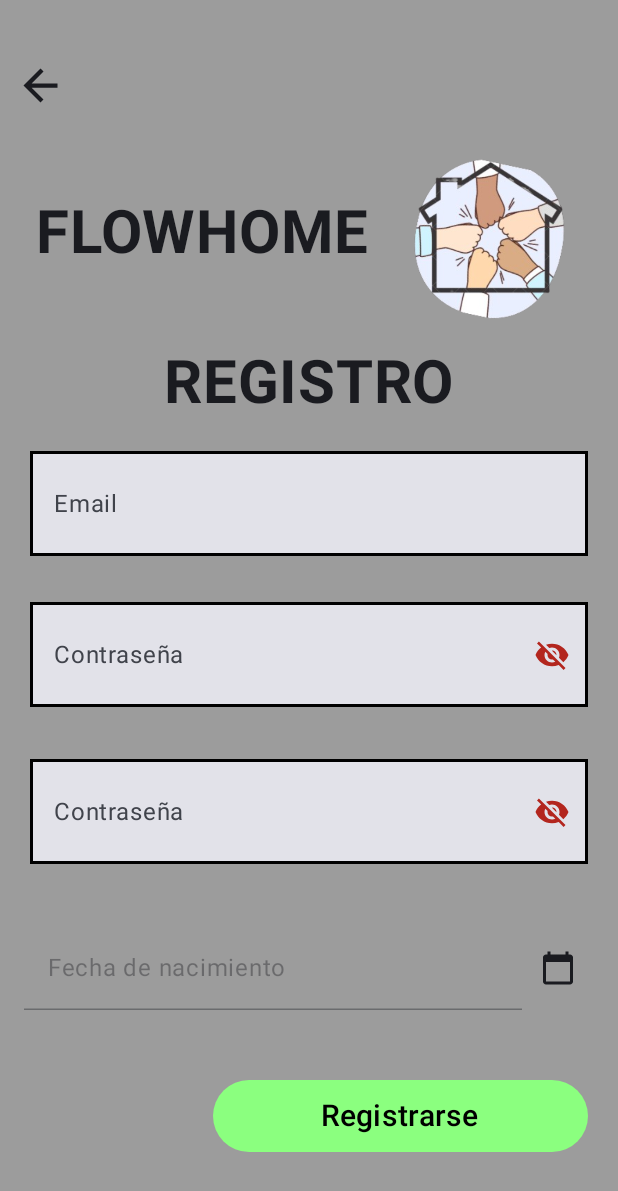
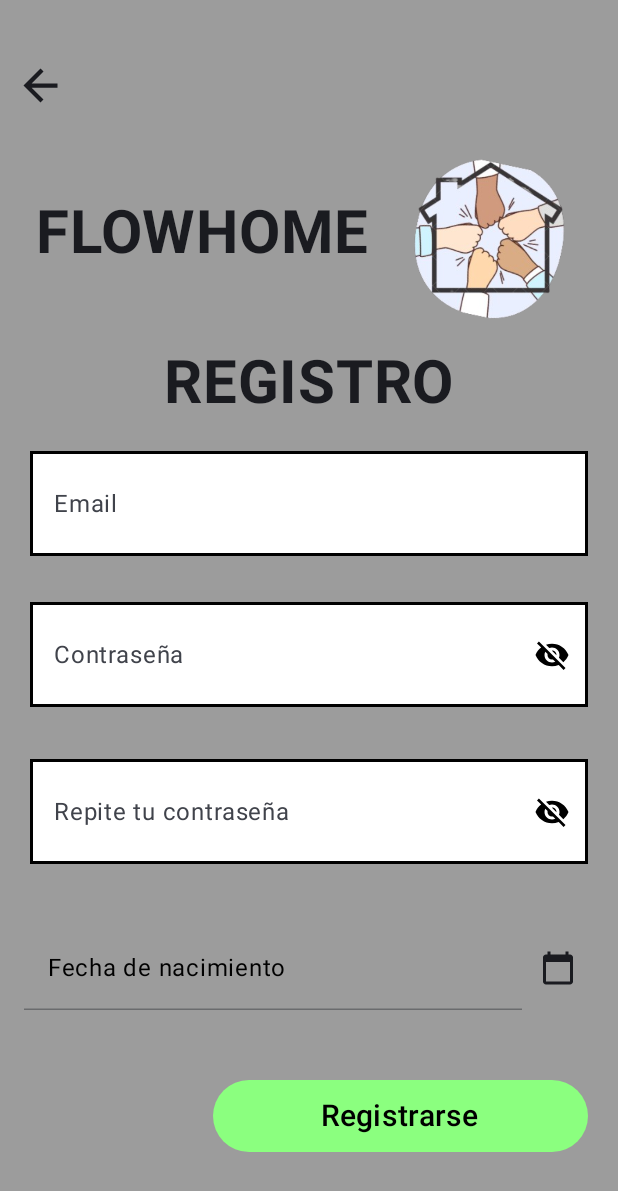
Before and after one commit to amiroucha/TFGdam, an Android app built with Jetpack Compose: the RegisterScreen screen opened through its navigation route, on a phone screen of 412 x 824 dp. Shown: the top 1191 px of the screen. Run offline under Robolectric (Android 15) with nearby library versions, the light colour scheme and no system bars; our stand-ins replace Firebase (no records; nobody signed in at launch, a user with empty details on screens opened directly).

Commit message:
diseño arreglado, falta logica

```diff
--- a/app/src/main/java/com/example/tfg_1/ui/ui/LoginScreen.kt
+++ b/app/src/main/java/com/example/tfg_1/ui/ui/LoginScreen.kt
@@ -243,8 +243,8 @@ fun PasswordField(password: String, error: String?, onTextFieldChanged: (String)
             },
             colors = TextFieldDefaults.colors(
                 focusedTextColor = colorResource(id = R.color.white),
+                unfocusedTextColor = colorResource(id = R.color.black),
                 focusedContainerColor = colorResource(id = R.color.black),
-                unfocusedTextColor = colorResource(id = R.color.black),
                 unfocusedContainerColor = colorResource(id = R.color.white),
                 errorIndicatorColor = colorResource(id = R.color.red)
             )
--- a/app/src/main/java/com/example/tfg_1/ui/ui/RegisterScreen.kt
+++ b/app/src/main/java/com/example/tfg_1/ui/ui/RegisterScreen.kt
@@ -191,9 +191,11 @@ fun EmailFieldReg(email: String,error: String?, onTextFieldChanged: (String) ->
             isError = error != null,
             colors = TextFieldDefaults.colors(
                 focusedTextColor = colorResource(id = R.color.white),
-                focusedContainerColor = colorResource(id = R.color.black),
-                unfocusedTextColor = colorResource(id = R.color.black),
+                unfocusedTextColor = colorResource(id = R.color.white),
+                focusedContainerColor = colorResource(id = R.color.white),
                 unfocusedContainerColor = colorResource(id = R.color.white),
+                disabledContainerColor = colorResource(id = R.color.white),
+                errorContainerColor = colorResource(id = R.color.white),
                 errorIndicatorColor = colorResource(id = R.color.red)
             )
         )
@@ -228,14 +230,18 @@ fun PasswordFieldReg(password: String, error: String?, onTextFieldChanged: (Stri
             trailingIcon = {
                 val image = if (passwordVisible) Icons.Default.Visibility else Icons.Default.VisibilityOff
                 IconButton(onClick = { passwordVisible = !passwordVisible }) {
-                    Icon(imageVector = image, contentDescription = "Mostrar contraseña")
+                    Icon(imageVector = image,
+                        contentDescription = "Mostrar contraseña",
+                        tint = colorResource(id = R.color.black) )
                 }
             },
             colors = TextFieldDefaults.colors(
-                focusedTextColor = colorResource(id = R.color.white),
-                focusedContainerColor = colorResource(id = R.color.black),
+                focusedTextColor = colorResource(id = R.color.black),
                 unfocusedTextColor = colorResource(id = R.color.black),
+                focusedContainerColor = colorResource(id = R.color.white),
                 unfocusedContainerColor = colorResource(id = R.color.white),
+                disabledContainerColor = colorResource(id = R.color.white),
+                errorContainerColor = colorResource(id = R.color.white),
                 errorIndicatorColor = colorResource(id = R.color.red)
             )
         )
@@ -264,7 +270,7 @@ fun PasswordFieldReg2(password: String, error: String?, onTextFieldChanged: (Str
                 .fillMaxWidth()
                 .height(70.dp)
                 .border(2.dp, Color.Black),
-            placeholder = { Text("Contraseña") },
+            placeholder = { Text("Repite tu contraseña") },
             singleLine = true,
             isError = error != null,
             visualTransformation = if (passwordVisible) VisualTransformation.None else PasswordVisualTransformation(),
@@ -272,14 +278,18 @@ fun PasswordFieldReg2(password: String, error: String?, onTextFieldChanged: (Str
             trailingIcon = {
                 val image = if (passwordVisible) Icons.Default.Visibility else Icons.Default.VisibilityOff
                 IconButton(onClick = { passwordVisible = !passwordVisible }) {
-                    Icon(imageVector = image, contentDescription = "Mostrar contraseña")
+                    Icon(imageVector = image,
+                        contentDescription = "Mostrar contraseña",
+                        tint = colorResource(id = R.color.black))
                 }
             },
             colors = TextFieldDefaults.colors(
-                focusedTextColor = colorResource(id = R.color.white),
-                focusedContainerColor = colorResource(id = R.color.black),
+                focusedTextColor = colorResource(id = R.color.black),
                 unfocusedTextColor = colorResource(id = R.color.black),
+                focusedContainerColor = colorResource(id = R.color.white),
                 unfocusedContainerColor = colorResource(id = R.color.white),
+                disabledContainerColor = colorResource(id = R.color.white),
+                errorContainerColor = colorResource(id = R.color.white),
                 errorIndicatorColor = colorResource(id = R.color.red)
             )
         )
@@ -328,13 +338,13 @@ fun FechaNacimientoField(viewModel: RegisterViewModel) {
         TextField(
             value = fecha,
             onValueChange = {},
-            label = { Text("Fecha de nacimiento") },
+            label = { Text("Fecha de nacimiento", color = colorResource(id = R.color.black)) },
             modifier = Modifier.weight(1f),
             readOnly = true,
             enabled = false, // para qur no sea editable
             colors = TextFieldDefaults.colors(
                 disabledTextColor = Color.Black,
-                focusedContainerColor = Color.Transparent, // o el color que uses de fondo
+                focusedContainerColor = colorResource(id = R.color.white),
                 unfocusedContainerColor = Color.Transparent,
                 disabledContainerColor = Color.Transparent,
             )
```
